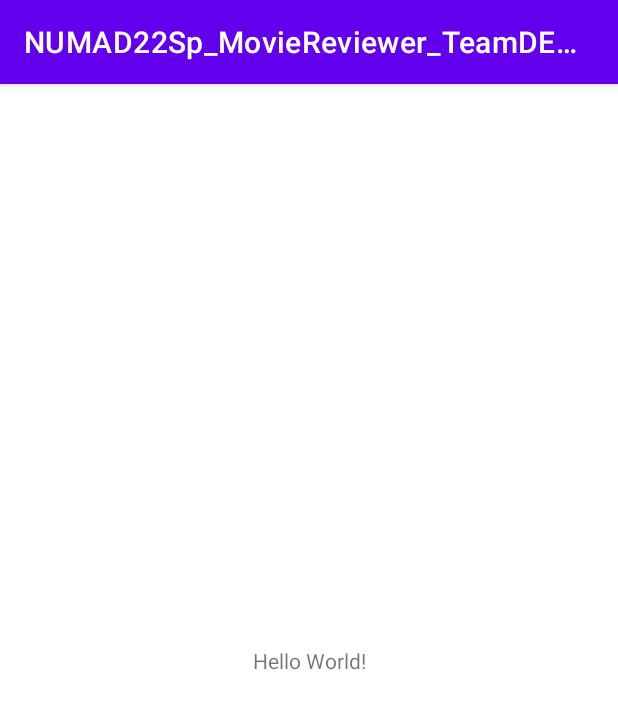
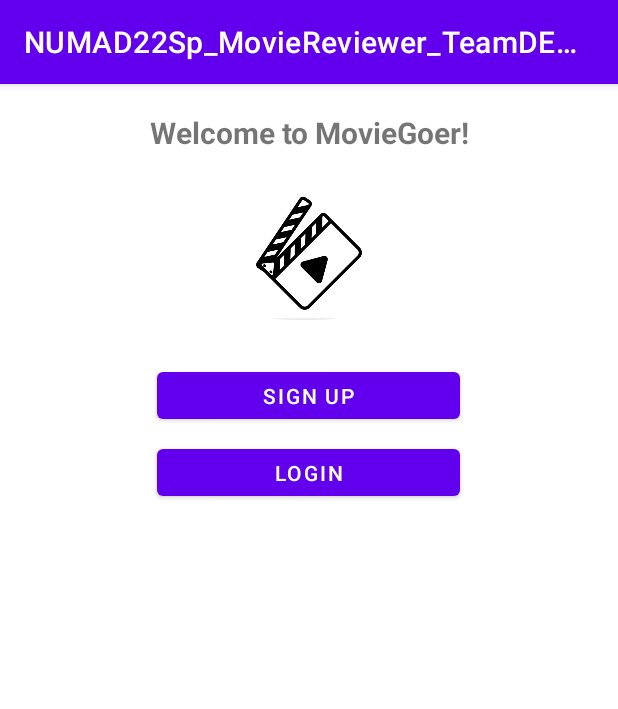
Before and after one commit to eshwaribhide/Movie-Reviewer-Android-App, an Android app: the screen it shows after launch (MainActivity), on a phone screen of 412 x 824 dp. Shown: the top 709 px of the screen. Run offline under Robolectric (Android 15) with nearby library versions, the phone set to English and light mode, and no system bars.

Commit message:
Make welcome screen and dialog boxes for login and signup:

```diff
--- a/app/src/main/res/layout/activity_main.xml
+++ b/app/src/main/res/layout/activity_main.xml
@@ -6,13 +6,53 @@
     android:layout_height="match_parent"
     tools:context=".MainActivity">
 
+    <Button
+        android:id="@+id/signup"
+        android:layout_width="202dp"
+        android:layout_height="43dp"
+        android:layout_marginTop="16dp"
+        android:onClick="signUpButtonOnClick"
+        android:text="Sign Up"
+        app:layout_constraintEnd_toEndOf="parent"
+        app:layout_constraintHorizontal_bias="0.497"
+        app:layout_constraintStart_toStartOf="parent"
+        app:layout_constraintTop_toBottomOf="@+id/hello" />
+
+    <ImageView
+        android:id="@+id/hello"
+        android:layout_width="140dp"
+        android:layout_height="106dp"
+
+        android:layout_marginTop="64dp"
+        android:src="@drawable/movie"
+        app:layout_constraintEnd_toEndOf="parent"
+        app:layout_constraintStart_toStartOf="parent"
+        app:layout_constraintTop_toTopOf="parent" />
+
     <TextView
+        android:id="@+id/textView"
         android:layout_width="wrap_content"
         android:layout_height="wrap_content"
-        android:text="Hello World!"
-        app:layout_constraintBottom_toBottomOf="parent"
-        app:layout_constraintLeft_toLeftOf="parent"
-        app:layout_constraintRight_toRightOf="parent"
+
+        android:text="Welcome to MovieGoer!"
+
+        android:textSize="20sp"
+        android:textStyle="bold"
+        app:layout_constraintBottom_toTopOf="@+id/hello"
+        app:layout_constraintEnd_toEndOf="parent"
+        app:layout_constraintStart_toStartOf="parent"
         app:layout_constraintTop_toTopOf="parent" />
 
+    <Button
+        android:id="@+id/login"
+        android:layout_width="202dp"
+        android:layout_height="43dp"
+        android:layout_marginTop="8dp"
+        android:onClick="loginButtonOnClick"
+        android:text="Login"
+        app:layout_constraintEnd_toEndOf="parent"
+        app:layout_constraintHorizontal_bias="0.497"
+        app:layout_constraintStart_toStartOf="parent"
+        app:layout_constraintTop_toBottomOf="@+id/signup" />
+
 </androidx.constraintlayout.widget.ConstraintLayout>
```
Also changed, not shown: app/src/main/java/edu/neu/madcourse/numad22sp_moviereviewer_teamdedj/MainActivity.java (+93 -0 lines), app/src/main/res/drawable-v24/movie.jpeg (added).
